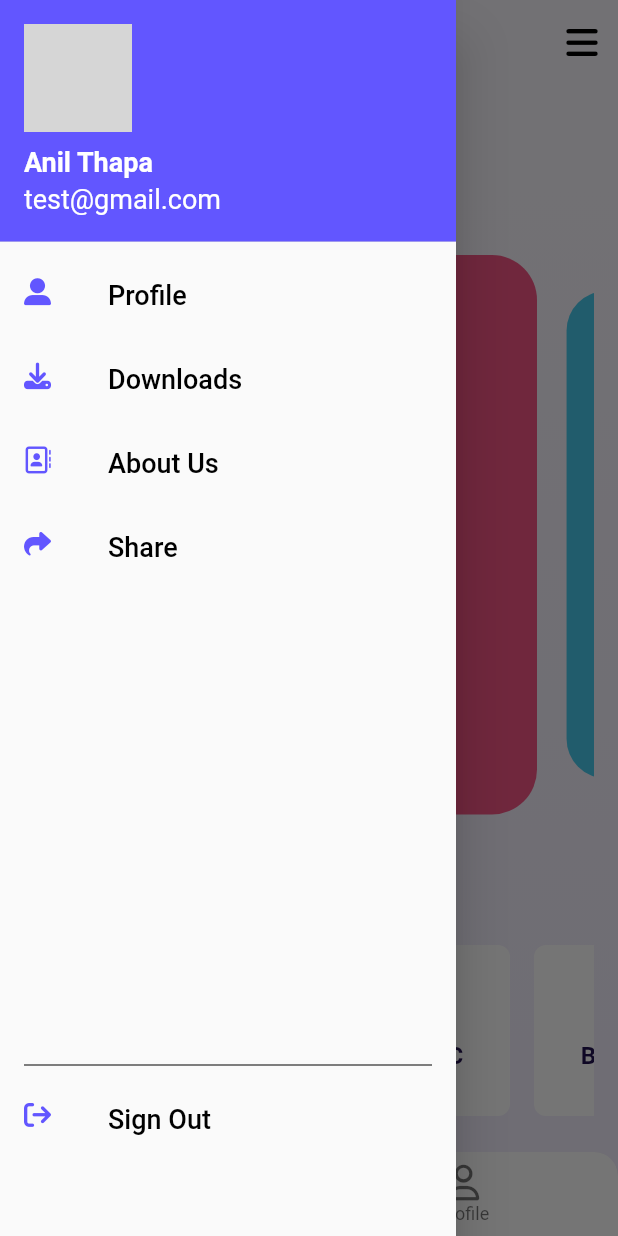
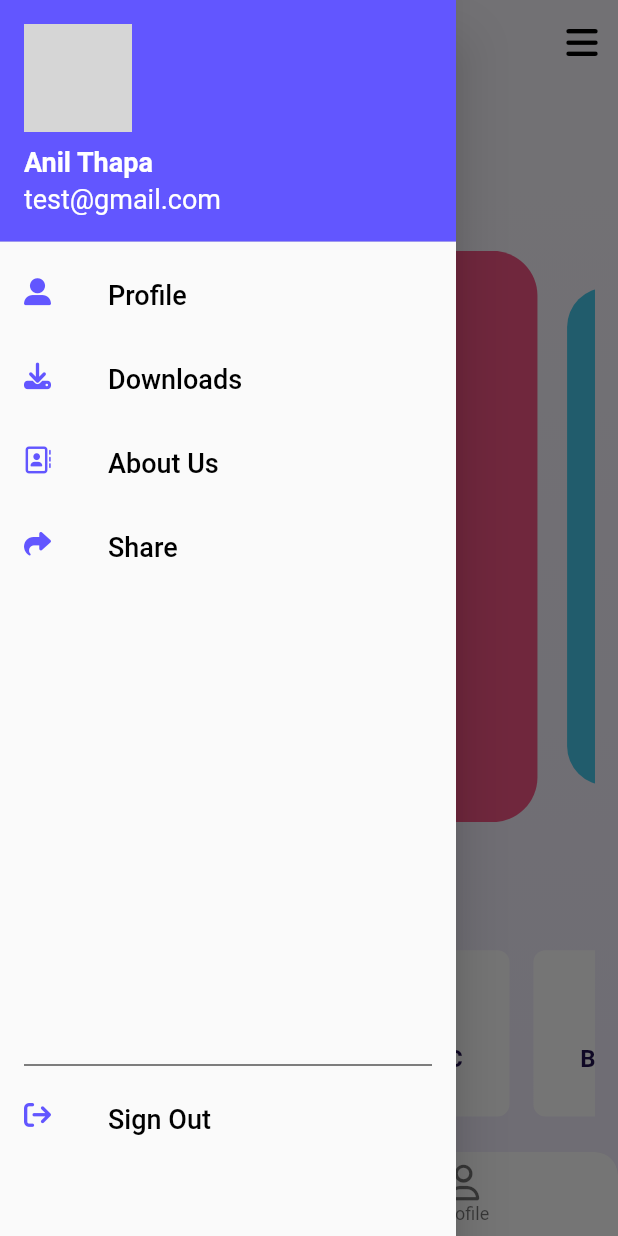
Before and after one commit to GameOnAnil/noteSharingProject, a Flutter app: the screen it shows once a user with an empty profile is signed in, after a tap on an icon or button, on a phone screen of 412 x 824 dp. Run offline on Flutter 3.47's test engine with Material 2 defaults, Android fonts, the phone set to English and light mode, and no system bars; drawn by our look-alikes of carousel_slider, smooth_page_indicator; our stand-ins replace cloud_firestore, dio, file_picker, firebase_auth, firebase_core, firebase_storage and 8 more; missing offline and left inert: onesignal_flutter; accounts and stored records are empty; network calls fail; project files that could hold a hidden picture were left out; grey boxes are pictures that could not be loaded.

Commit message:
adaptive design for home,login,signup

```diff
--- a/lib/main.dart
+++ b/lib/main.dart
@@ -3,8 +3,9 @@ import 'dart:developer';
 import 'package:firebase_core/firebase_core.dart';
 import 'package:flutter/material.dart';
 import 'package:flutter_riverpod/flutter_riverpod.dart';
+import 'package:flutter_screenutil/flutter_screenutil.dart';
 import 'package:note_sharing_project/firebase_options.dart';
-import 'package:note_sharing_project/ui/screens/auth_wrapper_page.dart';
+import 'package:note_sharing_project/ui/authentication/auth_wrapper_page.dart';
 import 'package:note_sharing_project/utils/my_colors.dart';
 import 'package:onesignal_flutter/onesignal_flutter.dart';
 
@@ -37,7 +38,12 @@ class MyApp extends StatelessWidget {
   @override
   Widget build(BuildContext context) {
     return ProviderScope(
-      child: MaterialApp(
+      child: ScreenUtilInit(
+        designSize: const Size(390, 844),
+        minTextAdapt: true,
+        splitScreenMode: true,
+        builder: (BuildContext context, Widget? child) {
+          return MaterialApp(
             debugShowCheckedModeBanner: false,
             title: 'Flutter Demo',
             theme: ThemeData(
@@ -47,6 +53,8 @@ class MyApp extends StatelessWidget {
                   foregroundColor: Colors.white),
             ),
             home: const AuthWrapperPage(),
+          );
+        },
       ),
     );
   }
--- a/lib/ui/screens/auth_wrapper_page.dart
+++ b/lib/ui/authentication/auth_wrapper_page.dart
@@ -1,8 +1,8 @@
 import 'package:flutter/material.dart';
 import 'package:flutter_riverpod/flutter_riverpod.dart';
 import 'package:note_sharing_project/services/auth_service.dart';
-import 'package:note_sharing_project/ui/screens/login_page.dart';
-import 'package:note_sharing_project/ui/screens/page1.dart';
+import 'package:note_sharing_project/ui/authentication/login_page.dart';
+import 'package:note_sharing_project/ui/home/home_page.dart';
 
 class AuthWrapperPage extends ConsumerWidget {
   const AuthWrapperPage({Key? key}) : super(key: key);
@@ -13,7 +13,7 @@ class AuthWrapperPage extends ConsumerWidget {
       stream: ref.watch(authServiceProvider).authStateChange,
       builder: ((context, snapshot) {
         if (snapshot.data != null) {
-          return const Page1();
+          return const HomePage();
         } else {
           return const LoginPage();
         }
--- a/lib/ui/screens/login_page.dart
+++ b/lib/ui/authentication/login_page.dart
@@ -1,10 +1,11 @@
 import 'package:flutter/material.dart';
 import 'package:flutter_riverpod/flutter_riverpod.dart';
+import 'package:flutter_screenutil/flutter_screenutil.dart';
 import 'package:fluttertoast/fluttertoast.dart';
 import 'package:lottie/lottie.dart';
 import 'package:note_sharing_project/providers/login_page_notifier.dart';
 import 'package:note_sharing_project/services/auth_service.dart';
-import 'package:note_sharing_project/ui/screens/sign_up_page.dart';
+import 'package:note_sharing_project/ui/authentication/sign_up_page.dart';
 import 'package:note_sharing_project/ui/widgets/custom_text_field.dart';
 import 'package:note_sharing_project/ui/widgets/password_text_field.dart';
 import 'package:note_sharing_project/utils/my_colors.dart';
@@ -55,7 +56,7 @@ class _LoginPageState extends State<LoginPage> {
           height: double.infinity,
           child: Column(
             children: [
-              const SizedBox(height: 20),
+              SizedBox(height: 20.h),
               _header(context),
               Expanded(
                 child: Container(
@@ -89,7 +90,6 @@ class _LoginPageState extends State<LoginPage> {
 
   SizedBox _header(BuildContext context) {
     return SizedBox(
-      // color: Colors.red,
       height: MediaQuery.of(context).size.height * .4,
       child: Stack(
         alignment: Alignment.bottomLeft,
@@ -103,15 +103,15 @@ class _LoginPageState extends State<LoginPage> {
 
   Padding _contentPart(BuildContext context, WidgetRef ref) {
     return Padding(
-      padding: const EdgeInsets.only(left: 24.0, right: 24, bottom: 24),
+      padding: EdgeInsets.only(left: 24.0.w, right: 24.w, bottom: 24.h),
       child: SingleChildScrollView(
         child: Column(
           mainAxisAlignment: MainAxisAlignment.start,
           crossAxisAlignment: CrossAxisAlignment.start,
           children: [
-            const SizedBox(height: 10),
+            SizedBox(height: 10.h),
             _loginTextField(),
-            const SizedBox(height: 16),
+            SizedBox(height: 16.h),
             PasswordTextField(
                 controller: passwordController,
                 validator: (value) {
@@ -119,15 +119,15 @@ class _LoginPageState extends State<LoginPage> {
                     return "Please Enter Password";
                   }
                 }),
-            const SizedBox(height: 16),
+            SizedBox(height: 16.h),
             _forgotPassword(),
-            const SizedBox(height: 16),
+            SizedBox(height: 16.h),
             _loginButton(context, ref),
-            const SizedBox(height: 16),
+            SizedBox(height: 16.h),
             _divider(),
-            const SizedBox(height: 16),
+            SizedBox(height: 16.h),
             _googleSignIn(),
-            const SizedBox(height: 10),
+            SizedBox(height: 10.h),
             _signUpText(context),
           ],
         ),
@@ -138,12 +138,12 @@ class _LoginPageState extends State<LoginPage> {
   Container _forgotPassword() {
     return Container(
       alignment: Alignment.centerRight,
-      child: const Text(
+      child: Text(
         'Forgot Password?',
         style: TextStyle(
           color: bluePrimary,
           fontWeight: FontWeight.w600,
-          fontSize: 16,
+          fontSize: 16.sp,
         ),
       ),
     );
@@ -162,28 +162,28 @@ class _LoginPageState extends State<LoginPage> {
   }
 
   Text _title() {
-    return const Text(
+    return Text(
       'Login',
       style: TextStyle(
         color: purplePrimary,
         fontWeight: FontWeight.bold,
-        fontSize: 32,
+        fontSize: 32.sp,
       ),
     );
   }
 
   Padding _signUpText(BuildContext context) {
     return Padding(
-      padding: const EdgeInsets.symmetric(horizontal: 4.0),
+      padding: EdgeInsets.symmetric(horizontal: 4.0.h),
       child: Row(
         mainAxisAlignment: MainAxisAlignment.spaceBetween,
         children: [
-          const Text(
+          Text(
             'Dont Have An Account?',
             style: TextStyle(
               color: Colors.black,
               fontWeight: FontWeight.w400,
-              fontSize: 16,
+              fontSize: 16.sp,
             ),
           ),
           GestureDetector(
@@ -195,12 +195,12 @@ class _LoginPageState extends State<LoginPage> {
                 ),
               );
             }),
-            child: const Text(
+            child: Text(
               'Sign Up',
               style: TextStyle(
                 color: purpleText,
                 fontWeight: FontWeight.w400,
-                fontSize: 16,
+                fontSize: 16.sp,
               ),
             ),
           ),
@@ -211,10 +211,10 @@ class _LoginPageState extends State<LoginPage> {
 
   Widget _loginButton(BuildContext context, WidgetRef ref) {
     return Container(
-      height: 50,
+      height: 50.h,
       width: double.infinity,
       decoration: BoxDecoration(
-          borderRadius: BorderRadius.circular(30), color: purplePrimary),
+          borderRadius: BorderRadius.circular(30.r), color: purplePrimary),
       child: TextButton(
         onPressed: () {
           // _validateForm(ref);
@@ -232,11 +232,11 @@ class _LoginPageState extends State<LoginPage> {
 
   Container _googleSignIn() {
     return Container(
-      height: 50,
+      height: 50.h,
       width: double.infinity,
       decoration: BoxDecoration(
         border: Border.all(color: bluePrimary),
-        borderRadius: BorderRadius.circular(30),
+        borderRadius: BorderRadius.circular(30.r),
       ),
       child: Row(
         mainAxisAlignment: MainAxisAlignment.center,
@@ -244,13 +244,11 @@ class _LoginPageState extends State<LoginPage> {
           Center(
             child: Image.asset(
               "assets/images/google.png",
-              width: 30,
-              height: 30,
+              width: 30.w,
+              height: 30.h,
             ),
           ),
-          const SizedBox(
-            width: 20,
-          ),
+          SizedBox(width: 20.w),
           const Text("Sign in with Google "),
         ],
       ),
@@ -259,22 +257,12 @@ class _LoginPageState extends State<LoginPage> {
 
   Row _divider() {
     return Row(
-      children: const [
-        Expanded(
-            child: Divider(
-          color: Colors.black,
-        )),
-        SizedBox(
-          width: 5,
-        ),
-        Text("or"),
-        SizedBox(
-          width: 5,
-        ),
-        Expanded(
-            child: Divider(
-          color: Colors.black,
-        )),
+      children: [
+        const Expanded(child: Divider(color: Colors.black)),
+        SizedBox(width: 5.w),
+        const Text("or"),
+        SizedBox(width: 5.w),
+        const Expanded(child: Divider(color: Colors.black)),
       ],
     );
   }
--- a/lib/ui/screens/sign_up_page.dart
+++ b/lib/ui/authentication/sign_up_page.dart
@@ -1,4 +1,5 @@
 import 'package:flutter/material.dart';
+import 'package:flutter_screenutil/flutter_screenutil.dart';
 import 'package:lottie/lottie.dart';
 import 'package:note_sharing_project/utils/my_colors.dart';
 
@@ -18,7 +19,7 @@ class SignUpPage extends StatelessWidget {
       body: SingleChildScrollView(
         child: Column(
           children: [
-            const SizedBox(height: 20),
+            SizedBox(height: 20.h),
             _header(context),
             _textFieldsPart(),
           ],
@@ -42,36 +43,36 @@ class SignUpPage extends StatelessWidget {
 
   Padding _textFieldsPart() {
     return Padding(
-      padding: const EdgeInsets.only(left: 24.0, right: 24, bottom: 24),
+      padding: EdgeInsets.only(left: 24.0.w, right: 24.w, bottom: 24.h),
       child: Column(
         mainAxisAlignment: MainAxisAlignment.start,
         crossAxisAlignment: CrossAxisAlignment.start,
         children: [
-          const SizedBox(height: 16),
+          SizedBox(height: 16.h),
           TextField(
             decoration: InputDecoration(
               border:
-                  OutlineInputBorder(borderRadius: BorderRadius.circular(15)),
+                  OutlineInputBorder(borderRadius: BorderRadius.circular(15.r)),
               label: const Text("Enter Email"),
             ),
           ),
-          const SizedBox(height: 16),
+          SizedBox(height: 16.h),
           TextField(
             decoration: InputDecoration(
-                border:
-                    OutlineInputBorder(borderRadius: BorderRadius.circular(15)),
+                border: OutlineInputBorder(
+                    borderRadius: BorderRadius.circular(15.r)),
                 label: const Text("Enter Password"),
                 suffixIcon: const Icon(Icons.visibility)),
           ),
-          const SizedBox(height: 16),
+          SizedBox(height: 16.h),
           TextField(
             decoration: InputDecoration(
-                border:
-                    OutlineInputBorder(borderRadius: BorderRadius.circular(15)),
+                border: OutlineInputBorder(
+                    borderRadius: BorderRadius.circular(15.r)),
                 label: const Text("Confirm Password"),
                 suffixIcon: const Icon(Icons.visibility)),
           ),
-          const SizedBox(height: 16),
+          SizedBox(height: 16.h),
           _signupButton()
         ],
       ),
@@ -79,22 +80,22 @@ class SignUpPage extends StatelessWidget {
   }
 
   Text _title() {
-    return const Text(
+    return Text(
       'Sign Up',
       style: TextStyle(
         color: purplePrimary,
         fontWeight: FontWeight.bold,
-        fontSize: 32,
+        fontSize: 32.sp,
       ),
     );
   }
 
   Container _signupButton() {
     return Container(
-      height: 50,
+      height: 50.h,
       width: double.infinity,
       decoration: BoxDecoration(
-          borderRadius: BorderRadius.circular(10), color: purplePrimary),
+          borderRadius: BorderRadius.circular(10.r), color: purplePrimary),
       child: TextButton(
         onPressed: () {},
         child: const Text(
--- a/lib/ui/screens/page1.dart
+++ b/lib/ui/home/home_page.dart
@@ -1,15 +1,13 @@
-import 'package:carousel_slider/carousel_slider.dart';
 import 'package:flutter/material.dart';
+import 'package:flutter_screenutil/flutter_screenutil.dart';
 import 'package:font_awesome_flutter/font_awesome_flutter.dart';
 import 'package:google_fonts/google_fonts.dart';
-import 'package:note_sharing_project/ui/widgets/carousel_tile.dart';
+import 'package:note_sharing_project/ui/widgets/home_page_caroucel.dart';
 import 'package:note_sharing_project/ui/widgets/navigation_drawer.dart';
-import 'package:note_sharing_project/utils/constants.dart';
 import 'package:note_sharing_project/utils/my_colors.dart';
-import 'package:smooth_page_indicator/smooth_page_indicator.dart';
 
-class Page1 extends StatelessWidget {
-  const Page1({Key? key}) : super(key: key);
+class HomePage extends StatelessWidget {
+  const HomePage({Key? key}) : super(key: key);
 
   @override
   Widget build(BuildContext context) {
@@ -28,19 +26,19 @@ class Page1 extends StatelessWidget {
           begin: Alignment.bottomCenter,
           end: Alignment.topCenter,
         )),
-        padding: const EdgeInsets.all(16),
+        padding: EdgeInsets.all(16.r),
         child: Column(
           crossAxisAlignment: CrossAxisAlignment.start,
           children: [
             _buildHeaderText(),
-            const SizedBox(height: 20),
+            SizedBox(height: 20.h),
             const Expanded(
               child: SizedBox(width: double.infinity, child: HomePageCarosel()),
             ),
-            const SizedBox(height: 20),
+            SizedBox(height: 20.h),
             _recentFolderText(),
             SizedBox(
-                height: 130, width: double.infinity, child: _buildListView()),
+                height: 130.h, width: double.infinity, child: _buildListView()),
           ],
         ),
       ),
@@ -50,14 +48,14 @@ class Page1 extends StatelessWidget {
   }
 
   Padding _recentFolderText() {
-    return const Padding(
-      padding: EdgeInsets.only(top: 8.0),
+    return Padding(
+      padding: EdgeInsets.only(top: 8.0.h),
       child: Text(
         'Recent Folder',
         style: TextStyle(
           color: purpleText,
           fontWeight: FontWeight.w400,
-          fontSize: 24,
+          fontSize: 24.sp,
         ),
       ),
     );
@@ -82,7 +80,7 @@ class Page1 extends StatelessWidget {
           style: GoogleFonts.montserrat(
             color: purpleText,
             fontWeight: FontWeight.w600,
-            fontSize: 32,
+            fontSize: 32.sp,
           ),
         ),
         Text(
@@ -90,7 +88,7 @@ class Page1 extends StatelessWidget {
           style: GoogleFonts.montserrat(
             color: purpleText,
             fontWeight: FontWeight.w600,
-            fontSize: 32,
+            fontSize: 32.sp,
           ),
         ),
       ],
@@ -120,9 +118,9 @@ class Page1 extends StatelessWidget {
 
   ClipRRect _bottomNavBar(BuildContext context) {
     return ClipRRect(
-      borderRadius: const BorderRadius.only(
-        topLeft: Radius.circular(16),
-        topRight: Radius.circular(16),
+      borderRadius: BorderRadius.only(
+        topLeft: Radius.circular(16.r),
+        topRight: Radius.circular(16.r),
       ),
       child: Builder(builder: (context) {
         return BottomNavigationBar(
@@ -138,11 +136,11 @@ class Page1 extends StatelessWidget {
             BottomNavigationBarItem(
               icon: Image.asset(
                 "assets/images/home.png",
-                height: 24,
+                height: 24.h,
               ),
               activeIcon: Image.asset(
                 "assets/images/home.png",
-                height: 24,
+                height: 24.h,
                 color: purplePrimary,
               ),
               label: "Home",
@@ -157,100 +155,3 @@ class Page1 extends StatelessWidget {
     );
   }
 }
-
-class HomePageCarosel extends StatefulWidget {
-  const HomePageCarosel({
-    Key? key,
-  }) : super(key: key);
-
-  @override
-  State<HomePageCarosel> createState() => _HomePageCaroselState();
-}
-
-class _HomePageCaroselState extends State<HomePageCarosel> {
-  int mIndex = 0;
-  @override
-  Widget build(BuildContext context) {
-    return Column(
-      children: [
-        Expanded(
-          child: SizedBox(
-            width: double.infinity,
-            child: CarouselSlider(
-              items: programList.map((e) {
-                final index = programList.indexOf(e);
-
-                return CarauselTile(
-                    color: caroucelColorList[index % 4], title: e);
-              }).toList(),
-              options: CarouselOptions(
-                onPageChanged: (index, reason) {
-                  setState(() {
-                    mIndex = index;
-                  });
-                },
-                autoPlay: true,
-                aspectRatio: 1.0,
-                enlargeCenterPage: true,
-              ),
-            ),
-          ),
-        ),
-        const SizedBox(height: 10),
-        AnimatedSmoothIndicator(
-          activeIndex: mIndex,
-          count: 4,
-          effect: const ScrollingDotsEffect(
-              dotWidth: 10, dotHeight: 10, activeDotColor: purplePrimary),
-        ),
-      ],
-    );
-  }
-}
-
-class FolderHorizontalCard extends StatelessWidget {
-  const FolderHorizontalCard({
-    Key? key,
-  }) : super(key: key);
-
-  @override
-  Widget build(BuildContext context) {
-    return Padding(
-      padding: const EdgeInsets.all(8.0),
-      child: Container(
-        width: 150,
-        height: 100,
-        decoration: BoxDecoration(
-            borderRadius: BorderRadius.circular(8), color: Colors.white),
-        child: Center(
-          child: Column(
-              mainAxisAlignment: MainAxisAlignment.center,
-              crossAxisAlignment: CrossAxisAlignment.center,
-              children: [
-                Image.asset(
-                  "assets/images/folderpurple.png",
-                  width: 50,
-                  height: 50,
-                ),
-                const Text(
-                  'BESE-1ST-C',
-                  style: TextStyle(
-                    color: purpleText,
-                    fontWeight: FontWeight.w600,
-                    fontSize: 16,
-                  ),
-                ),
-                const Text(
-                  '10 Files',
-                  style: TextStyle(
-                    color: purpleText,
-                    fontWeight: FontWeight.w400,
-                    fontSize: 14,
-                  ),
-                ),
-              ]),
-        ),
-      ),
-    );
-  }
-}
--- /dev/null
+++ b/lib/ui/widgets/home_page_caroucel.dart
@@ -0,0 +1,103 @@
+import 'package:carousel_slider/carousel_slider.dart';
+import 'package:flutter/material.dart';
+import 'package:note_sharing_project/ui/widgets/carousel_tile.dart';
+import 'package:note_sharing_project/utils/constants.dart';
+import 'package:note_sharing_project/utils/my_colors.dart';
+import 'package:smooth_page_indicator/smooth_page_indicator.dart';
+
+class HomePageCarosel extends StatefulWidget {
+  const HomePageCarosel({
+    Key? key,
+  }) : super(key: key);
+
+  @override
+  State<HomePageCarosel> createState() => _HomePageCaroselState();
+}
+
+class _HomePageCaroselState extends State<HomePageCarosel> {
+  int mIndex = 0;
+  @override
+  Widget build(BuildContext context) {
+    return Column(
+      children: [
+        Expanded(
+          child: SizedBox(
+            width: double.infinity,
+            child: CarouselSlider(
+              items: programList.map((e) {
+                final index = programList.indexOf(e);
+
+                return CarauselTile(
+                    color: caroucelColorList[index % 4], title: e);
+              }).toList(),
+              options: CarouselOptions(
+                onPageChanged: (index, reason) {
+                  setState(() {
+                    mIndex = index;
+                  });
+                },
+                autoPlay: true,
+                aspectRatio: 1.0,
+                enlargeCenterPage: true,
+              ),
+            ),
+          ),
+        ),
+        const SizedBox(height: 10),
+        AnimatedSmoothIndicator(
+          activeIndex: mIndex,
+          count: 4,
+          effect: const ScrollingDotsEffect(
+              dotWidth: 10, dotHeight: 10, activeDotColor: purplePrimary),
+        ),
+      ],
+    );
+  }
+}
+
+class FolderHorizontalCard extends StatelessWidget {
+  const FolderHorizontalCard({
+    Key? key,
+  }) : super(key: key);
+
+  @override
+  Widget build(BuildContext context) {
+    return Padding(
+      padding: const EdgeInsets.all(8.0),
+      child: Container(
+        width: 150,
+        height: 100,
+        decoration: BoxDecoration(
+            borderRadius: BorderRadius.circular(8), color: Colors.white),
+        child: Center(
+          child: Column(
+              mainAxisAlignment: MainAxisAlignment.center,
+              crossAxisAlignment: CrossAxisAlignment.center,
+              children: [
+                Image.asset(
+                  "assets/images/folderpurple.png",
+                  width: 50,
+                  height: 50,
+                ),
+                const Text(
+                  'BESE-1ST-C',
+                  style: TextStyle(
+                    color: purpleText,
+                    fontWeight: FontWeight.w600,
+                    fontSize: 16,
+                  ),
+                ),
+                const Text(
+                  '10 Files',
+                  style: TextStyle(
+                    color: purpleText,
+                    fontWeight: FontWeight.w400,
+                    fontSize: 14,
+                  ),
+                ),
+              ]),
+        ),
+      ),
+    );
+  }
+}
```
Also changed, not shown: lib/ui/home/add_file_page.dart (renamed from lib/ui/screens/add_file_page.dart), lib/ui/home/file_page_new.dart (renamed from lib/ui/screens/file_page_new.dart), lib/ui/home/semester_page.dart (renamed from lib/ui/screens/semester_page.dart). Lines whose indentation alone changed are shown as unchanged.
